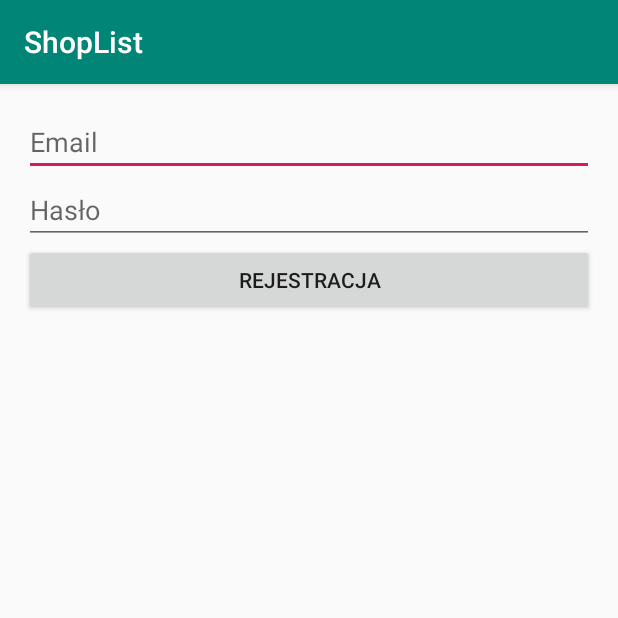
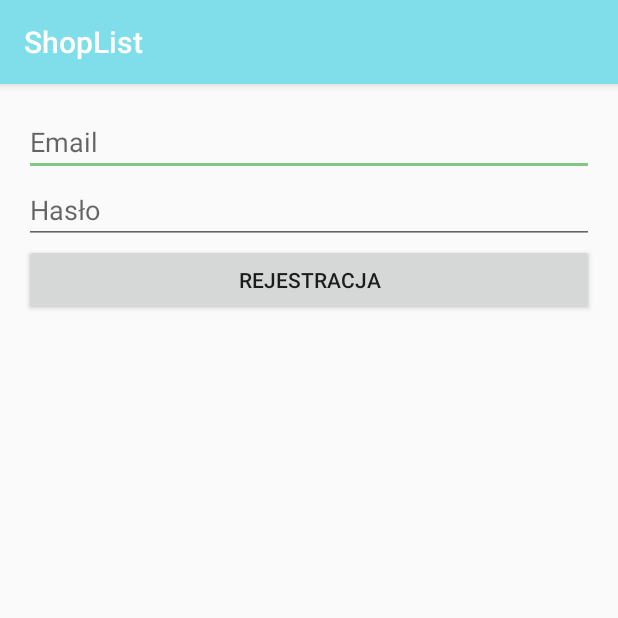
Before and after one commit to LagonPL/ShopList, an Android app: the screen it shows after launch (SignUpActivity), after a tap on "Rejestracja", on a phone screen of 412 x 824 dp, the top half of it. Run offline under Robolectric (Android 15) with nearby library versions, the phone set to English and light mode, and no system bars; our stand-ins replace Firebase (no records; nobody signed in at launch, a user with empty details on screens opened directly).

```diff
--- a/app/src/main/java/com/example/shoplist/shoplist/FriendsActivity.java
+++ b/app/src/main/java/com/example/shoplist/shoplist/Activities/FriendsActivity.java
@@ -1,7 +1,9 @@
-package com.example.shoplist.shoplist;
+package com.example.shoplist.shoplist.Activities;
 
 import android.support.v7.app.AppCompatActivity;
 import android.os.Bundle;
+
+import com.example.shoplist.shoplist.R;
 
 public class FriendsActivity extends AppCompatActivity {
 
--- a/app/src/main/java/com/example/shoplist/shoplist/SignUpActivity.java
+++ b/app/src/main/java/com/example/shoplist/shoplist/Activities/LogInActivity.java
@@ -1,4 +1,4 @@
-package com.example.shoplist.shoplist;
+package com.example.shoplist.shoplist.Activities;
 
 import android.content.Intent;
 import android.os.Bundle;
@@ -8,59 +8,71 @@ import android.support.v7.app.AppCompatActivity;
 import android.view.View;
 import android.widget.Button;
 import android.widget.EditText;
+import android.widget.TextView;
 
+import com.example.shoplist.shoplist.R;
 import com.google.android.gms.tasks.OnCompleteListener;
 import com.google.android.gms.tasks.Task;
 import com.google.firebase.auth.AuthResult;
 import com.google.firebase.auth.FirebaseAuth;
 
-public class SignUpActivity extends AppCompatActivity {
+public class LogInActivity extends AppCompatActivity {
 
+    protected EditText emailEditText;
     protected EditText passwordEditText;
-    protected EditText emailEditText;
-    protected Button signUpButton;
+    protected Button logInButton;
+    protected TextView signUpTextView;
     private FirebaseAuth mFirebaseAuth;
 
     @Override
     protected void onCreate(Bundle savedInstanceState) {
         super.onCreate(savedInstanceState);
-        setContentView(R.layout.activity_sign_up);
+        setContentView(R.layout.activity_log_in);
 
         // Initialize FirebaseAuth
         mFirebaseAuth = FirebaseAuth.getInstance();
 
-        passwordEditText = (EditText)findViewById(R.id.passwordField);
-        emailEditText = (EditText)findViewById(R.id.emailField);
-        signUpButton = (Button)findViewById(R.id.signupButton);
+        signUpTextView = (TextView) findViewById(R.id.signUpText);
+        emailEditText = (EditText) findViewById(R.id.emailField);
+        passwordEditText = (EditText) findViewById(R.id.passwordField);
+        logInButton = (Button) findViewById(R.id.loginButton);
 
-        signUpButton.setOnClickListener(new View.OnClickListener() {
+        signUpTextView.setOnClickListener(new View.OnClickListener() {
             @Override
             public void onClick(View v) {
+                Intent intent = new Intent(LogInActivity.this, SignUpActivity.class);
+                startActivity(intent);
+            }
+        });
+
+        logInButton.setOnClickListener(new View.OnClickListener() {
+            @Override
+            public void onClick(View v) {
+                String email = emailEditText.getText().toString();
                 String password = passwordEditText.getText().toString();
-                String email = emailEditText.getText().toString();
 
+                email = email.trim();
                 password = password.trim();
-                email = email.trim();
 
-                if (password.isEmpty() || email.isEmpty()) {
-                    AlertDialog.Builder builder = new AlertDialog.Builder(SignUpActivity.this);
-                    builder.setMessage(R.string.signup_error_message)
-                            .setTitle(R.string.signup_error_title)
+                if (email.isEmpty() || password.isEmpty()) {
+                    AlertDialog.Builder builder = new AlertDialog.Builder(LogInActivity.this);
+                    builder.setMessage(R.string.login_error_message)
+                            .setTitle(R.string.login_error_title)
                             .setPositiveButton(android.R.string.ok, null);
                     AlertDialog dialog = builder.create();
                     dialog.show();
                 } else {
-                    mFirebaseAuth.createUserWithEmailAndPassword(email, password)
-                            .addOnCompleteListener(SignUpActivity.this, new OnCompleteListener<AuthResult>() {
+                    mFirebaseAuth.signInWithEmailAndPassword(email, password)
+                            .addOnCompleteListener(LogInActivity.this, new OnCompleteListener<AuthResult>() {
                                 @Override
                                 public void onComplete(@NonNull Task<AuthResult> task) {
                                     if (task.isSuccessful()) {
-                                        Intent intent = new Intent(SignUpActivity.this, MainActivity.class);
+                                        Intent intent = new Intent(LogInActivity.this, MainActivity.class);
                                         intent.addFlags(Intent.FLAG_ACTIVITY_NEW_TASK);
                                         intent.addFlags(Intent.FLAG_ACTIVITY_CLEAR_TASK);
                                         startActivity(intent);
                                     } else {
-                                        AlertDialog.Builder builder = new AlertDialog.Builder(SignUpActivity.this);
+                                        AlertDialog.Builder builder = new AlertDialog.Builder(LogInActivity.this);
                                         builder.setMessage(task.getException().getMessage())
                                                 .setTitle(R.string.login_error_title)
                                                 .setPositiveButton(android.R.string.ok, null);
@@ -73,5 +85,4 @@ public class SignUpActivity extends AppCompatActivity {
             }
         });
     }
-
 }
--- a/app/src/main/java/com/example/shoplist/shoplist/MainActivity.java
+++ b/app/src/main/java/com/example/shoplist/shoplist/Activities/MainActivity.java
@@ -1,4 +1,4 @@
-package com.example.shoplist.shoplist;
+package com.example.shoplist.shoplist.Activities;
 
 import android.content.Intent;
 import android.os.Bundle;
@@ -13,6 +13,9 @@ import android.widget.Button;
 import android.widget.EditText;
 import android.widget.ListView;
 
+import com.example.shoplist.shoplist.Item;
+import com.example.shoplist.shoplist.R;
+import com.example.shoplist.shoplist.Util;
 import com.google.firebase.auth.FirebaseAuth;
 import com.google.firebase.auth.FirebaseUser;
 import com.google.firebase.database.ChildEventListener;
--- a/app/src/main/java/com/example/shoplist/shoplist/LogInActivity.java
+++ b/app/src/main/java/com/example/shoplist/shoplist/Activities/SignUpActivity.java
@@ -1,4 +1,4 @@
-package com.example.shoplist.shoplist;
+package com.example.shoplist.shoplist.Activities;
 
 import android.content.Intent;
 import android.os.Bundle;
@@ -8,70 +8,60 @@ import android.support.v7.app.AppCompatActivity;
 import android.view.View;
 import android.widget.Button;
 import android.widget.EditText;
-import android.widget.TextView;
 
+import com.example.shoplist.shoplist.R;
 import com.google.android.gms.tasks.OnCompleteListener;
 import com.google.android.gms.tasks.Task;
 import com.google.firebase.auth.AuthResult;
 import com.google.firebase.auth.FirebaseAuth;
 
-public class LogInActivity extends AppCompatActivity {
+public class SignUpActivity extends AppCompatActivity {
 
+    protected EditText passwordEditText;
     protected EditText emailEditText;
-    protected EditText passwordEditText;
-    protected Button logInButton;
-    protected TextView signUpTextView;
+    protected Button signUpButton;
     private FirebaseAuth mFirebaseAuth;
 
     @Override
     protected void onCreate(Bundle savedInstanceState) {
         super.onCreate(savedInstanceState);
-        setContentView(R.layout.activity_log_in);
+        setContentView(R.layout.activity_sign_up);
 
         // Initialize FirebaseAuth
         mFirebaseAuth = FirebaseAuth.getInstance();
 
-        signUpTextView = (TextView) findViewById(R.id.signUpText);
-        emailEditText = (EditText) findViewById(R.id.emailField);
-        passwordEditText = (EditText) findViewById(R.id.passwordField);
-        logInButton = (Button) findViewById(R.id.loginButton);
+        passwordEditText = (EditText)findViewById(R.id.passwordField);
+        emailEditText = (EditText)findViewById(R.id.emailField);
+        signUpButton = (Button)findViewById(R.id.signupButton);
 
-        signUpTextView.setOnClickListener(new View.OnClickListener() {
+        signUpButton.setOnClickListener(new View.OnClickListener() {
             @Override
             public void onClick(View v) {
-                Intent intent = new Intent(LogInActivity.this, SignUpActivity.class);
-                startActivity(intent);
-            }
-        });
+                String password = passwordEditText.getText().toString();
+                String email = emailEditText.getText().toString();
 
-        logInButton.setOnClickListener(new View.OnClickListener() {
-            @Override
-            public void onClick(View v) {
-                String email = emailEditText.getText().toString();
-                String password = passwordEditText.getText().toString();
+                password = password.trim();
+                email = email.trim();
 
-                email = email.trim();
-                password = password.trim();
-
-                if (email.isEmpty() || password.isEmpty()) {
-                    AlertDialog.Builder builder = new AlertDialog.Builder(LogInActivity.this);
-                    builder.setMessage(R.string.login_error_message)
-                            .setTitle(R.string.login_error_title)
+                if (password.isEmpty() || email.isEmpty()) {
+                    AlertDialog.Builder builder = new AlertDialog.Builder(SignUpActivity.this);
+                    builder.setMessage(R.string.signup_error_message)
+                            .setTitle(R.string.signup_error_title)
                             .setPositiveButton(android.R.string.ok, null);
                     AlertDialog dialog = builder.create();
                     dialog.show();
                 } else {
-                    mFirebaseAuth.signInWithEmailAndPassword(email, password)
-                            .addOnCompleteListener(LogInActivity.this, new OnCompleteListener<AuthResult>() {
+                    mFirebaseAuth.createUserWithEmailAndPassword(email, password)
+                            .addOnCompleteListener(SignUpActivity.this, new OnCompleteListener<AuthResult>() {
                                 @Override
                                 public void onComplete(@NonNull Task<AuthResult> task) {
                                     if (task.isSuccessful()) {
-                                        Intent intent = new Intent(LogInActivity.this, MainActivity.class);
+                                        Intent intent = new Intent(SignUpActivity.this, MainActivity.class);
                                         intent.addFlags(Intent.FLAG_ACTIVITY_NEW_TASK);
                                         intent.addFlags(Intent.FLAG_ACTIVITY_CLEAR_TASK);
                                         startActivity(intent);
                                     } else {
-                                        AlertDialog.Builder builder = new AlertDialog.Builder(LogInActivity.this);
+                                        AlertDialog.Builder builder = new AlertDialog.Builder(SignUpActivity.this);
                                         builder.setMessage(task.getException().getMessage())
                                                 .setTitle(R.string.login_error_title)
                                                 .setPositiveButton(android.R.string.ok, null);
@@ -84,4 +74,5 @@ public class LogInActivity extends AppCompatActivity {
             }
         });
     }
+
 }
--- a/app/src/main/res/layout/activity_friends.xml
+++ b/app/src/main/res/layout/activity_friends.xml
@@ -4,7 +4,7 @@
     xmlns:tools="http://schemas.android.com/tools"
     android:layout_width="match_parent"
     android:layout_height="match_parent"
-    tools:context=".MainActivity">
+    tools:context=".Activities.MainActivity">
 
 
 
--- a/app/src/main/res/layout/activity_main.xml
+++ b/app/src/main/res/layout/activity_main.xml
@@ -4,7 +4,7 @@
     xmlns:tools="http://schemas.android.com/tools"
     android:layout_width="match_parent"
     android:layout_height="match_parent"
-    tools:context=".MainActivity">
+    tools:context=".Activities.MainActivity">
 
     <android.support.design.widget.AppBarLayout
         android:layout_width="match_parent"
--- a/app/src/main/res/layout/activity_sign_up.xml
+++ b/app/src/main/res/layout/activity_sign_up.xml
@@ -7,7 +7,7 @@
     android:paddingLeft="@dimen/activity_horizontal_margin"
     android:paddingRight="@dimen/activity_horizontal_margin"
     android:paddingTop="@dimen/activity_vertical_margin"
-    tools:context=".SignUpActivity" >
+    tools:context=".Activities.SignUpActivity" >
 
     <EditText
         android:id="@+id/emailField"
--- a/app/src/main/res/layout/content_main.xml
+++ b/app/src/main/res/layout/content_main.xml
@@ -9,7 +9,7 @@
     android:paddingTop="@dimen/activity_vertical_margin"
     android:paddingBottom="@dimen/activity_vertical_margin"
     app:layout_behavior="@string/appbar_scrolling_view_behavior"
-    tools:context=".MainActivity"
+    tools:context=".Activities.MainActivity"
     tools:showIn="@layout/activity_main"
     android:orientation="vertical">
 
--- a/app/src/main/res/menu/menu_main.xml
+++ b/app/src/main/res/menu/menu_main.xml
@@ -1,7 +1,7 @@
 <menu xmlns:android="http://schemas.android.com/apk/res/android"
     xmlns:app="http://schemas.android.com/apk/res-auto"
     xmlns:tools="http://schemas.android.com/tools"
-    tools:context="com.example.shoplist.shoplist.MainActivity">
+    tools:context="com.example.shoplist.shoplist.Activities.MainActivity">
     <item
         android:id="@+id/action_friends"
         android:orderInCategory="100"
--- a/app/src/main/res/values/colors.xml
+++ b/app/src/main/res/values/colors.xml
@@ -1,6 +1,6 @@
 <?xml version="1.0" encoding="utf-8"?>
 <resources>
-    <color name="colorPrimary">#008577</color>
-    <color name="colorPrimaryDark">#00574B</color>
-    <color name="colorAccent">#D81B60</color>
+    <color name="colorPrimary">#80deea</color>
+    <color name="colorPrimaryDark">#4bacb8</color>
+    <color name="colorAccent">#81c784</color>
 </resources>
```
Also changed, not shown: app/src/main/AndroidManifest.xml (+4 -4 lines), app/src/main/res/layout/content_friends.xml (+21 -5 lines).
